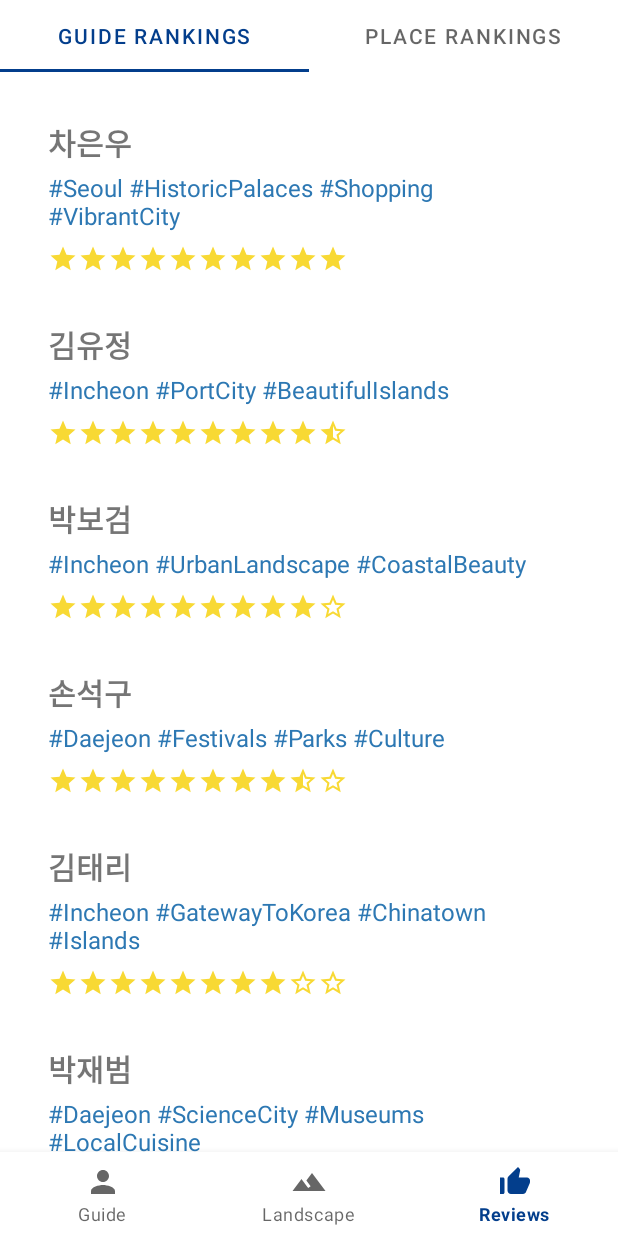
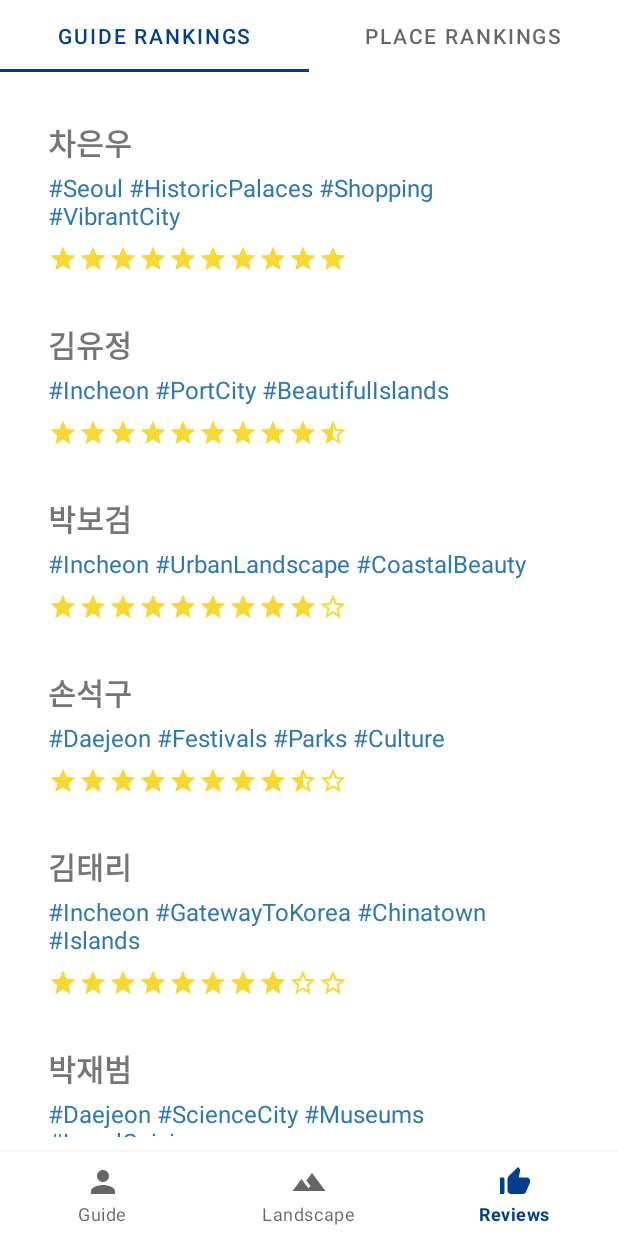
Before and after one commit to jiwonnee/StarTrail, an Android app: the ReviewsFragment screen opened through its navigation route, on a phone screen of 412 x 824 dp. Run offline under Robolectric (Android 15) with nearby library versions, the phone set to English and light mode, and no system bars; our stand-ins replace navigation-ui.

Commit message:
Guide & Review page margin added

```diff
--- a/app/src/main/res/layout/fragment_guide.xml
+++ b/app/src/main/res/layout/fragment_guide.xml
@@ -45,10 +45,9 @@
         android:id="@+id/recyclerView"
         android:layout_width="0dp"
         android:layout_height="0dp"
-        android:layout_margin="0dp"
+        android:layout_marginBottom="50dp"
         app:layout_constraintBottom_toBottomOf="parent"
         app:layout_constraintEnd_toEndOf="parent"
-        app:layout_constraintHorizontal_bias="1.0"
         app:layout_constraintStart_toStartOf="parent"
         app:layout_constraintTop_toBottomOf="@id/text_guide2" />
 </androidx.constraintlayout.widget.ConstraintLayout>
--- a/app/src/main/res/layout/fragment_reviews.xml
+++ b/app/src/main/res/layout/fragment_reviews.xml
@@ -18,9 +18,11 @@
         android:id="@+id/viewPager"
         android:layout_width="0dp"
         android:layout_height="0dp"
+        android:layout_marginBottom="50dp"
         app:layout_constraintTop_toBottomOf="@id/tabLayout"
         app:layout_constraintBottom_toBottomOf="parent"
         app:layout_constraintStart_toStartOf="parent"
         app:layout_constraintEnd_toEndOf="parent" />
 
+
 </androidx.constraintlayout.widget.ConstraintLayout>
```
